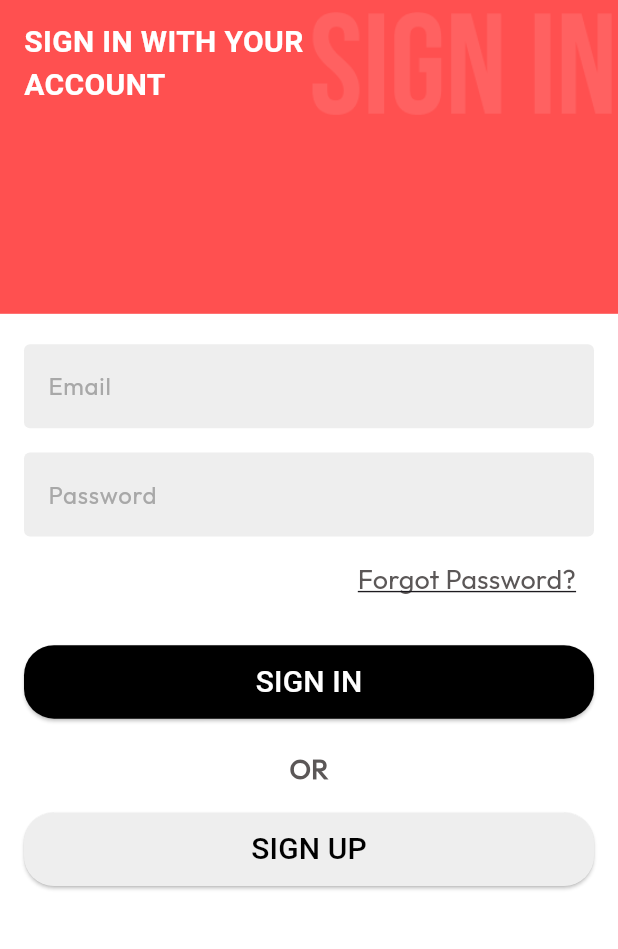
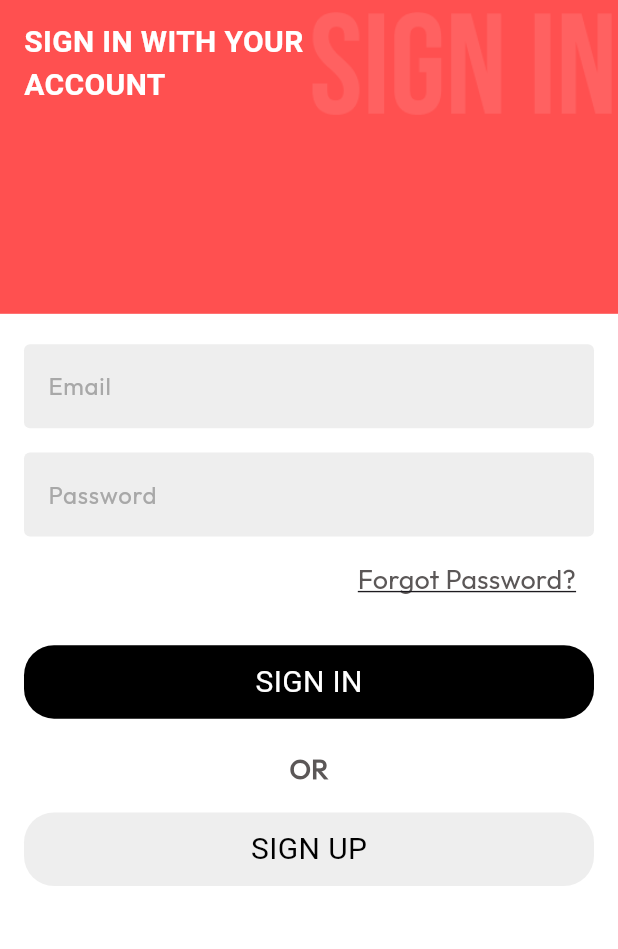
Before and after one commit to EslamElnady0/talent_hub, a Flutter app: the screen it shows after launch, after a tap on "LOGIN", on a phone screen of 412 x 824 dp, the part 57-1006 px from its top. Run offline on Flutter 3.47's test engine with Material 3 defaults, Android fonts, the phone set to English and light mode, and no system bars; our stand-ins replace animated_splash_screen, firebase_core, flutter_screenutil, fluttertoast, font_awesome_flutter, shared_preferences; accounts and stored records are empty; Roboto replaces fonts that are missing (BebasNeue).

Commit message:
-Edited the design of custom button

```diff
--- a/lib/features/onboarding/presentation/views/widgets/custom_button.dart
+++ b/lib/features/onboarding/presentation/views/widgets/custom_button.dart
@@ -9,29 +9,35 @@ class CustomButton extends StatelessWidget {
     this.backgroundColor = AppColors.primaryColor,
     this.onPressed,
     this.textColor = AppColors.black,
+    this.widget,
   });
   final String text;
   final Color backgroundColor;
   final Color textColor;
   final void Function()? onPressed;
+  final Widget? widget;
 
   @override
   Widget build(BuildContext context) {
-    return ElevatedButton(
-      onPressed: onPressed,
-      style: ElevatedButton.styleFrom(
-        backgroundColor: backgroundColor,
+    return InkWell(
+      onTap: onPressed,
+      child: Container(
+        width: double.infinity,
         padding: const EdgeInsets.symmetric(vertical: 10),
-        shape: RoundedRectangleBorder(
+        decoration: BoxDecoration(
+          color: backgroundColor,
           borderRadius: BorderRadius.circular(20),
         ),
-      ),
-      child: Text(
-        text,
-        style: AppTextStyles.font64DarkReg.copyWith(
-          fontFamily: 'BebasNeue',
-          fontSize: 20,
-          color: textColor,
+        child: Center(
+          child: widget ??
+              Text(
+                text,
+                style: AppTextStyles.font64DarkReg.copyWith(
+                  fontFamily: 'BebasNeue',
+                  fontSize: 20,
+                  color: textColor,
+                ),
+              ),
         ),
       ),
     );
```
